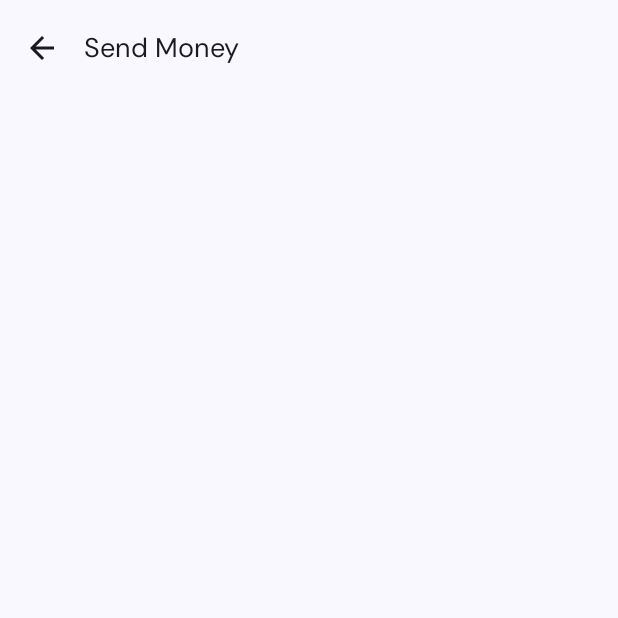
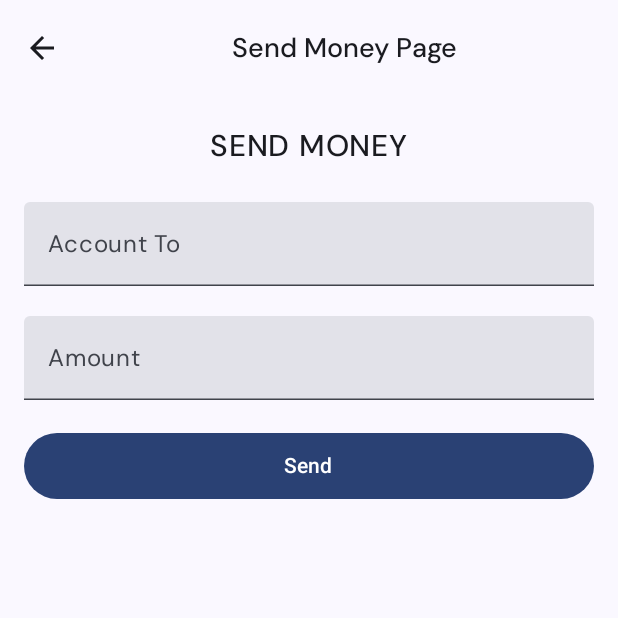
Before and after one commit to morarafrank/CompulynxInterview, an Android app built with Jetpack Compose: the SendMoneyScreen screen opened through its navigation route, on a phone screen of 412 x 824 dp, the top half of it. Before the commit the part shown is almost empty. Run offline under Robolectric (Android 15) with nearby library versions, the phone set to English and light mode, and no system bars.

Commit message:
add send money page ui

```diff
--- a/app/src/main/java/com/morarafrank/compulynxinterview/ui/screens/SendMoneyScreen.kt
+++ b/app/src/main/java/com/morarafrank/compulynxinterview/ui/screens/SendMoneyScreen.kt
@@ -1,28 +1,45 @@
 package com.morarafrank.compulynxinterview.ui.screens
 
+import androidx.compose.foundation.layout.Arrangement
 import androidx.compose.foundation.layout.Column
+import androidx.compose.foundation.layout.Row
+import androidx.compose.foundation.layout.Spacer
 import androidx.compose.foundation.layout.fillMaxSize
+import androidx.compose.foundation.layout.fillMaxWidth
+import androidx.compose.foundation.layout.height
 import androidx.compose.foundation.layout.padding
+import androidx.compose.foundation.shape.RoundedCornerShape
 import androidx.compose.material.icons.Icons
 import androidx.compose.material.icons.filled.ArrowBack
+import androidx.compose.material3.Button
 import androidx.compose.material3.ExperimentalMaterial3Api
 import androidx.compose.material3.Icon
 import androidx.compose.material3.IconButton
 import androidx.compose.material3.Scaffold
 import androidx.compose.material3.Text
+import androidx.compose.material3.TextField
 import androidx.compose.material3.TopAppBar
 import androidx.compose.runtime.Composable
+import androidx.compose.runtime.getValue
+import androidx.compose.runtime.mutableStateOf
+import androidx.compose.runtime.remember
+import androidx.compose.runtime.setValue
+import androidx.compose.ui.Alignment
 import androidx.compose.ui.Modifier
+import androidx.compose.ui.res.stringResource
+import androidx.compose.ui.text.font.Font
+import androidx.compose.ui.text.font.FontFamily
 import androidx.compose.ui.tooling.preview.Preview
 import androidx.compose.ui.unit.dp
 import androidx.compose.ui.unit.sp
+import com.morarafrank.compulynxinterview.R
 import com.morarafrank.compulynxinterview.ui.theme.fontFamily
 
-//@Preview
+@Preview
 @OptIn(ExperimentalMaterial3Api::class)
 @Composable
 fun SendMoneyScreen(
-    navigateBack: () -> Unit,
+//    navigateBack: () -> Unit,
     modifier: Modifier = Modifier
 ) {
 
@@ -30,17 +47,22 @@ fun SendMoneyScreen(
         topBar = {
             TopAppBar(
                 title = {
-                    Text(
-                        "Send Money",
-                        fontSize = 18.sp,
-                        fontFamily = fontFamily
-                    )
+                    Row(
+                        modifier = modifier.fillMaxWidth(),
+                        horizontalArrangement = Arrangement.Center
+                    ) {
+                        Text(
+                            text = stringResource(id = R.string.send_money_page),
+                            fontSize = 18.sp,
+                            fontFamily = FontFamily(Font(R.font.dm_sans_medium))
+                        )
+                    }
                 },
                 navigationIcon = {
                     IconButton(onClick = {
-                        navigateBack()
+//                        navigateBack()
                     }) {
-                        Icon(imageVector = Icons.Filled.ArrowBack, contentDescription = "Back Arrow IconButton")
+                        Icon(imageVector = Icons.Filled.ArrowBack, contentDescription = "Back IconButton")
                     }
                 }
             )
@@ -50,8 +72,56 @@ fun SendMoneyScreen(
                 modifier = modifier
                     .fillMaxSize()
                     .padding(it)
-                    .padding(16.dp)
-            ) {}
+                    .padding(16.dp),
+                verticalArrangement = Arrangement.spacedBy(20.dp, Alignment.Top),
+                horizontalAlignment = Alignment.CenterHorizontally
+            ){
+
+                var accountTo by remember{ mutableStateOf("") }
+                var amount by remember{ mutableStateOf("") }
+
+                Text(
+                    text = "SEND MONEY",
+                    fontFamily = FontFamily(Font(R.font.dm_sans_medium)),
+                    modifier = modifier.padding(4.dp),
+                    fontSize = 20.sp
+                )
+
+                TextField(
+                    value = accountTo,
+                    onValueChange = {
+                        accountTo = it
+                    },
+                    modifier = modifier.fillMaxWidth(),
+                    placeholder = {
+                        Text(text = "Account To", fontFamily = fontFamily)
+                    }
+                )
+
+                TextField(
+                    value = amount,
+                    onValueChange = {
+                        amount = it
+                    },
+                    modifier = modifier.fillMaxWidth(),
+                    placeholder = {
+                        Text(text = "Amount", fontFamily = fontFamily)
+                    }
+                )
+
+                Button(
+                    onClick = { /*TODO*/ },
+                    modifier = modifier.fillMaxWidth()
+                ) {
+                    Text(
+                        text = "Send",
+                        modifier = modifier.padding(4.dp)
+                    )
+                }
+
+
+
+            }
         }
     )
 }
--- a/app/src/main/res/values/strings.xml
+++ b/app/src/main/res/values/strings.xml
@@ -7,4 +7,5 @@
     <string name="profile">Profile</string>
     <string name="logout">Logout</string>
     <string name="home_page">Home Page</string>
+    <string name="send_money_page">Send Money Page</string>
 </resources>
```
Also changed, not shown: app/src/main/java/com/morarafrank/compulynxinterview/ui/navigation/NavGraph.kt (+15 -15 lines), app/src/main/java/com/morarafrank/compulynxinterview/ui/screens/HomeScreen.kt (+5 -5 lines).
